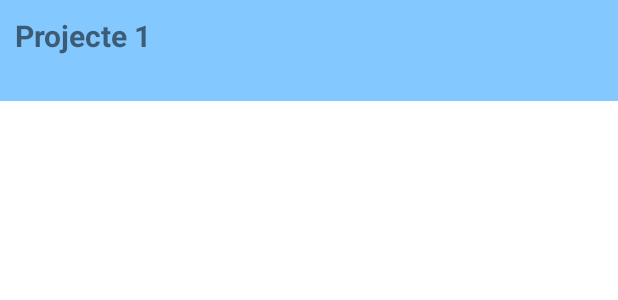
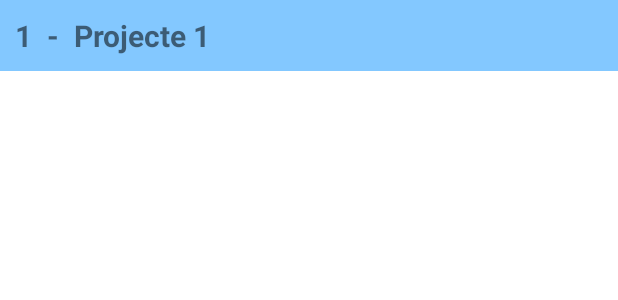
Before and after one commit to anna95reyes/PROJ_AppAndroidClient, an Android app: the layout fila_projecte.xml on its own in the app's theme, with its tools: preview values and no code run, on a phone screen of 412 x 824 dp. Shown: the top 300 px of the screen. Run offline under Robolectric (Android 15) with nearby library versions, the phone set to English and light mode, and no system bars.

Commit message:
14/06/22 - Llista projectes amb llista tasques assignades

```diff
--- a/app/src/main/res/layout/fila_projecte.xml
+++ b/app/src/main/res/layout/fila_projecte.xml
@@ -7,22 +7,44 @@
     <LinearLayout
         android:layout_width="match_parent"
         android:layout_height="wrap_content"
-        android:orientation="vertical"
-        android:background="@color/blue">
+        android:orientation="vertical">
 
-        <TextView android:id="@+id/txvNom"
+        <LinearLayout
             android:layout_width="match_parent"
             android:layout_height="wrap_content"
-            android:text="Projecte 1"
-            android:layout_margin="10dp"
-            android:textSize="20dp"
-            android:textStyle="bold"/>
+            android:orientation="horizontal">
 
+            <TextView android:id="@+id/txvId"
+                android:layout_width="wrap_content"
+                android:layout_height="wrap_content"
+                android:text="1"
+                android:padding="10dp"
+                android:textSize="20dp"
+                android:textStyle="bold"
+                android:background="@color/blue"/>
+
+            <TextView
+                android:layout_width="wrap_content"
+                android:layout_height="wrap_content"
+                android:text="-"
+                android:paddingVertical="10dp"
+                android:textSize="20dp"
+                android:textStyle="bold"
+                android:background="@color/blue"/>
+
+            <TextView android:id="@+id/txvNom"
+                android:layout_width="match_parent"
+                android:layout_height="wrap_content"
+                android:text="Projecte 1"
+                android:padding="10dp"
+                android:textSize="20dp"
+                android:textStyle="bold"
+                android:background="@color/blue"/>
+        </LinearLayout>
         <androidx.recyclerview.widget.RecyclerView
             android:id="@+id/rcyTasquesAssignades"
             android:layout_width="match_parent"
-            android:layout_height="wrap_content"
-            android:layout_margin="10dp">
+            android:layout_height="wrap_content">
 
         </androidx.recyclerview.widget.RecyclerView>
 
```
Also changed, not shown: app/src/main/java/com/example/appandroidclient/adapters/ProjecteAdapter.java (+19 -0 lines), app/src/main/java/com/example/appandroidclient/adapters/TascaAssignadaAdapter.java (+7 -2 lines), app/src/main/res/layout/fila_tasques.xml (+4 -3 lines).
